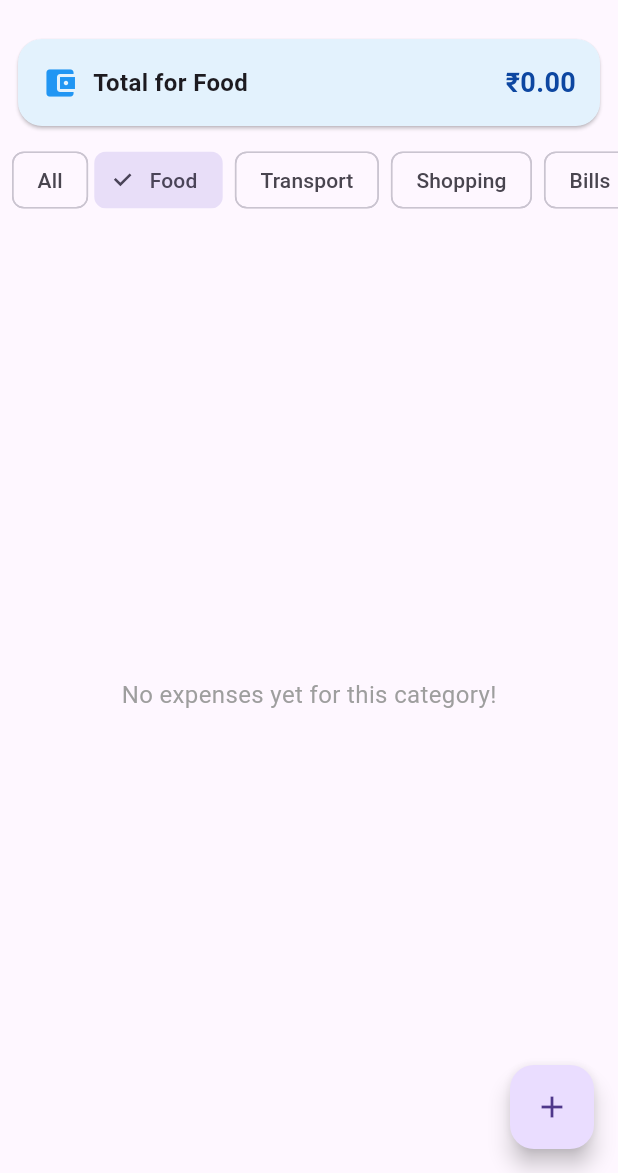
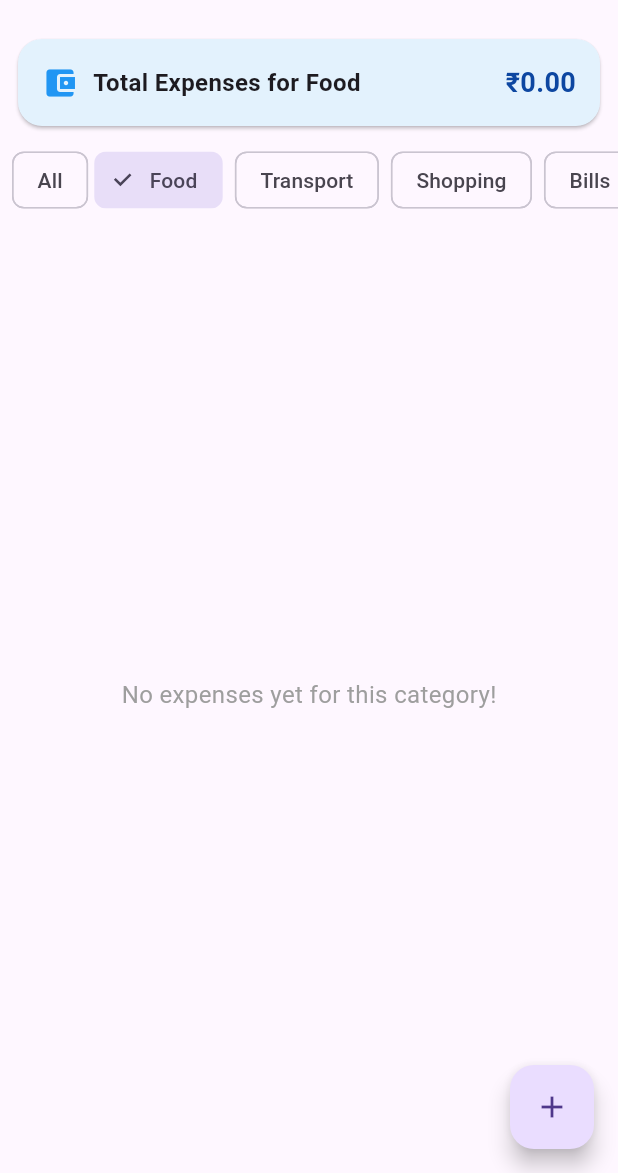
Before and after one commit to Surya-Raghuram/Expense-Tracker, a Flutter app: the screen it shows after launch, after a tap on "Food", on a phone screen of 412 x 824 dp, the part 63-1236 px from its top. Run offline on Flutter 3.47's test engine with Material 3 defaults, Android fonts, the phone set to English and light mode, and no system bars.

Commit message:
Changed sine text, added better animations

```diff
--- a/lib/main.dart
+++ b/lib/main.dart
@@ -5,6 +5,8 @@ void main() {
 }
 
 class ExpensePlannerApp extends StatelessWidget {
+  const ExpensePlannerApp({super.key});
+
   @override
   Widget build(BuildContext context) {
     return MaterialApp(
@@ -28,6 +30,8 @@ class Expense {
 }
 
 class ExpenseHomePage extends StatefulWidget {
+  const ExpenseHomePage({super.key});
+
   @override
   State<ExpenseHomePage> createState() => _ExpenseHomePageState();
 }
@@ -218,9 +222,9 @@ class _ExpenseHomePageState extends State<ExpenseHomePage> {
         children: [
           // Total Expense Card
           AnimatedSwitcher(
-            duration: Duration(milliseconds: 400),
+            duration: Duration(milliseconds: 250),
             child: Card(
-              key: ValueKey("${_totalExpense.toStringAsFixed(2)}-${_selectedFilter}"),
+              key: ValueKey("${_totalExpense.toStringAsFixed(2)}-$_selectedFilter"),
               margin: EdgeInsets.all(12),
               color: Colors.blue.shade50,
               shape: RoundedRectangleBorder(borderRadius: BorderRadius.circular(16)),
@@ -234,7 +238,7 @@ class _ExpenseHomePageState extends State<ExpenseHomePage> {
                       child: Text(
                         _selectedFilter == "All"
                             ? "Total Expenses"
-                            : "Total for $_selectedFilter",
+                            : "Total Expenses for $_selectedFilter",
                         style: TextStyle(fontSize: 16, fontWeight: FontWeight.bold),
                       ),
                     ),
```
